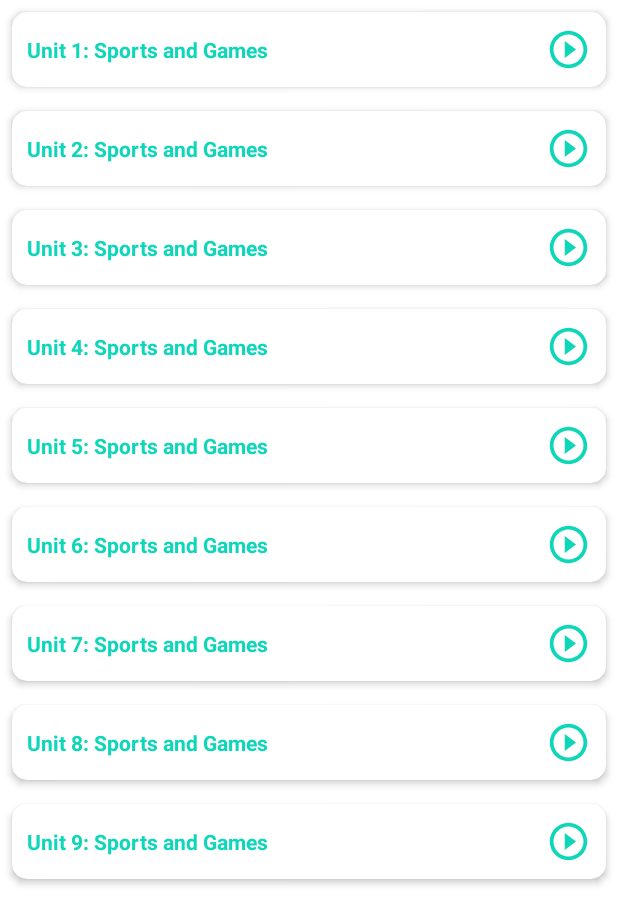
After one commit to ThongDB18110207/ProjectSE_Nhom16_AppHocNgonNgu, an Android app: the AudioActivity screen opened directly, with no data from a screen before it, on a phone screen of 412 x 824 dp. The commit adds this screen. Shown: the top 924 px of the screen. Run offline under Robolectric (Android 15) with nearby library versions, the phone set to English and light mode, and no system bars.

Commit message:
add AudioActivity

```diff
--- a/Languages_Learning_App/app/src/main/AndroidManifest.xml
+++ b/Languages_Learning_App/app/src/main/AndroidManifest.xml
@@ -12,6 +12,7 @@
         <activity android:name=".FogotPassword"></activity>
         <activity android:name=".ProfileActivity" />
         <activity android:name=".RegisterUser" />
+        <activity android:name=".AudioActivity"></activity>
         <activity android:name=".MainActivity">
             <intent-filter>
                 <action android:name="android.intent.action.MAIN" />
--- /dev/null
+++ b/Languages_Learning_App/app/src/main/java/com/example/languages_learning_app/Adapter.java
@@ -0,0 +1,54 @@
+package com.example.languages_learning_app;
+
+import android.content.Context;
+import android.view.LayoutInflater;
+import android.view.View;
+import android.view.ViewGroup;
+import android.widget.ImageView;
+import android.widget.TextView;
+
+import androidx.annotation.NonNull;
+import androidx.recyclerview.widget.RecyclerView;
+
+import java.util.List;
+
+public class Adapter extends RecyclerView.Adapter<com.example.languages_learning_app.Adapter.ViewHolder> {
+
+    List<String> units;
+    Integer image;
+    LayoutInflater inflater;
+
+    public Adapter(Context context, List<String> units, Integer image) {
+        this.units = units;
+        this.image = image;
+        this.inflater = LayoutInflater.from(context);
+    }
+
+    @NonNull
+    @Override
+    public com.example.languages_learning_app.Adapter.ViewHolder onCreateViewHolder(@NonNull ViewGroup parent, int viewType) {
+        View view = inflater.inflate(R.layout.unit_layout, parent, false);
+        return new ViewHolder(view);
+    }
+
+    @Override
+    public void onBindViewHolder(@NonNull com.example.languages_learning_app.Adapter.ViewHolder holder, int position) {
+        holder.unitTitle.setText(units.get(position));
+        holder.icon.setImageResource(image);
+    }
+
+    @Override
+    public int getItemCount() {
+        return units.size();
+    }
+
+    public class ViewHolder extends RecyclerView.ViewHolder {
+        TextView unitTitle;
+        ImageView icon;
+        public ViewHolder(@NonNull View itemView) {
+            super(itemView);
+            unitTitle = itemView.findViewById(R.id.unitTitle);
+            icon = itemView.findViewById(R.id.imageView);
+        }
+    }
+}
--- /dev/null
+++ b/Languages_Learning_App/app/src/main/java/com/example/languages_learning_app/AudioActivity.java
@@ -0,0 +1,43 @@
+package com.example.languages_learning_app;
+
+import android.os.Bundle;
+
+import androidx.appcompat.app.AppCompatActivity;
+import androidx.recyclerview.widget.GridLayoutManager;
+import androidx.recyclerview.widget.RecyclerView;
+
+import java.util.ArrayList;
+import java.util.List;
+
+public class AudioActivity extends AppCompatActivity {
+
+    RecyclerView dataList;
+    List<String> units;
+    Integer image;
+    Adapter adapter;
+
+    @Override
+    protected void onCreate(Bundle savedInstanceState) {
+        super.onCreate(savedInstanceState);
+        setContentView(R.layout.activity_audio);
+        dataList = findViewById(R.id.dataList);
+
+        units = new ArrayList<>();
+        units.add("Unit 1: Sports and Games");
+        units.add("Unit 2: Sports and Games");
+        units.add("Unit 3: Sports and Games");
+        units.add("Unit 4: Sports and Games");
+        units.add("Unit 5: Sports and Games");
+        units.add("Unit 6: Sports and Games");
+        units.add("Unit 7: Sports and Games");
+        units.add("Unit 8: Sports and Games");
+        units.add("Unit 9: Sports and Games");
+
+        image = R.drawable.ic_baseline_play_circle_outline;
+
+        adapter = new Adapter(this, units, image);
+        GridLayoutManager gridLayoutManager = new GridLayoutManager(this, 1, GridLayoutManager.VERTICAL, false);
+        dataList.setLayoutManager(gridLayoutManager);
+        dataList.setAdapter(adapter);
+    }
+}
--- a/Languages_Learning_App/app/src/main/java/com/example/languages_learning_app/ProfileActivity.java
+++ b/Languages_Learning_App/app/src/main/java/com/example/languages_learning_app/ProfileActivity.java
@@ -25,6 +25,7 @@ public class ProfileActivity extends AppCompatActivity {
 
     private String userID;
     private Button logout;
+    private Button showAudio;
 
     @Override
     protected void onCreate(Bundle savedInstanceState) {
@@ -38,6 +39,14 @@ public class ProfileActivity extends AppCompatActivity {
             public void onClick(View v) {
                 FirebaseAuth.getInstance().signOut();
                 startActivity(new Intent(ProfileActivity.this, MainActivity.class));
+            }
+        });
+
+        showAudio = (Button) findViewById(R.id.btAudio);
+        logout.setOnClickListener(new View.OnClickListener() {
+            @Override
+            public void onClick(View v) {
+                startActivity(new Intent(ProfileActivity.this, AudioActivity.class));
             }
         });
 
--- /dev/null
+++ b/Languages_Learning_App/app/src/main/res/drawable-v24/ic_baseline_play_circle_outline.xml
@@ -0,0 +1,5 @@
+<vector android:height="30dp" android:tint="#0ED6B9"
+    android:viewportHeight="24" android:viewportWidth="24"
+    android:width="30dp" xmlns:android="http://schemas.android.com/apk/res/android">
+    <path android:fillColor="@android:color/white" android:pathData="M10,16.5l6,-4.5 -6,-4.5v9zM12,2C6.48,2 2,6.48 2,12s4.48,10 10,10 10,-4.48 10,-10S17.52,2 12,2zM12,20c-4.41,0 -8,-3.59 -8,-8s3.59,-8 8,-8 8,3.59 8,8 -3.59,8 -8,8z"/>
+</vector>
--- /dev/null
+++ b/Languages_Learning_App/app/src/main/res/layout/activity_audio.xml
@@ -0,0 +1,15 @@
+<?xml version="1.0" encoding="utf-8"?>
+<androidx.constraintlayout.widget.ConstraintLayout xmlns:android="http://schemas.android.com/apk/res/android"
+    xmlns:app="http://schemas.android.com/apk/res-auto"
+    xmlns:tools="http://schemas.android.com/tools"
+    android:layout_width="match_parent"
+    android:layout_height="match_parent"
+    tools:context=".AudioActivity">
+
+    <androidx.recyclerview.widget.RecyclerView
+        android:layout_width="match_parent"
+        android:layout_height="match_parent"
+        tools:layout_editor_absoluteX="69dp"
+        tools:layout_editor_absoluteY="172dp"
+        android:id="@+id/dataList"/>
+</androidx.constraintlayout.widget.ConstraintLayout>
--- a/Languages_Learning_App/app/src/main/res/layout/activity_profile.xml
+++ b/Languages_Learning_App/app/src/main/res/layout/activity_profile.xml
@@ -6,6 +6,22 @@
     android:layout_height="match_parent"
     tools:context=".ProfileActivity">
 
+
+    <Button
+        android:id="@+id/btAudio"
+        android:layout_width="wrap_content"
+        android:layout_height="wrap_content"
+        android:backgroundTint="@color/colorAccent"
+        android:text="Audio"
+        android:textColor="#ffff"
+        android:textSize="20sp"
+        android:textStyle="bold"
+        app:layout_constraintBottom_toBottomOf="parent"
+        app:layout_constraintHorizontal_bias="0.501"
+        app:layout_constraintLeft_toLeftOf="parent"
+        app:layout_constraintRight_toRightOf="parent"
+        app:layout_constraintTop_toBottomOf="@+id/btLogOut"
+        app:layout_constraintVertical_bias="0.139" />
 
     <Button
         android:id="@+id/btLogOut"
--- /dev/null
+++ b/Languages_Learning_App/app/src/main/res/layout/unit_layout.xml
@@ -0,0 +1,52 @@
+<?xml version="1.0" encoding="utf-8"?>
+<androidx.constraintlayout.widget.ConstraintLayout xmlns:android="http://schemas.android.com/apk/res/android"
+    xmlns:app="http://schemas.android.com/apk/res-auto"
+    xmlns:tools="http://schemas.android.com/tools"
+    android:layout_width="match_parent"
+    android:layout_height="wrap_content">
+
+    <androidx.cardview.widget.CardView
+        android:layout_width="match_parent"
+        android:layout_height="wrap_content"
+        android:layout_marginStart="8dp"
+        android:layout_marginTop="8dp"
+        android:layout_marginEnd="8dp"
+        android:layout_marginBottom="8dp"
+        app:cardCornerRadius="10dp"
+        app:cardElevation="3dp"
+        app:contentPadding="10dp"
+        app:layout_constraintBottom_toBottomOf="parent"
+        app:layout_constraintEnd_toEndOf="parent"
+        app:layout_constraintStart_toStartOf="parent"
+        app:layout_constraintTop_toTopOf="parent" >
+
+        <androidx.constraintlayout.widget.ConstraintLayout
+            android:layout_width="match_parent"
+            android:layout_height="match_parent">
+
+            <TextView
+                android:id="@+id/unitTitle"
+                android:layout_width="0dp"
+                android:layout_height="wrap_content"
+                android:layout_marginEnd="16dp"
+                android:text="TextView"
+                android:textColor="@color/main_color"
+                android:textSize="14sp"
+                android:textStyle="bold"
+                app:layout_constraintBottom_toBottomOf="parent"
+                app:layout_constraintEnd_toStartOf="@+id/imageView"
+                app:layout_constraintStart_toStartOf="parent"
+                app:layout_constraintTop_toTopOf="parent" />
+
+            <ImageView
+                android:id="@+id/imageView"
+                android:layout_width="30dp"
+                android:layout_height="30dp"
+                app:layout_constraintBottom_toBottomOf="parent"
+                app:layout_constraintEnd_toEndOf="parent"
+                app:layout_constraintTop_toTopOf="parent"
+                app:layout_constraintVertical_bias="0.0"
+                tools:srcCompat="@tools:sample/avatars" />
+        </androidx.constraintlayout.widget.ConstraintLayout>
+    </androidx.cardview.widget.CardView>
+</androidx.constraintlayout.widget.ConstraintLayout>
```
